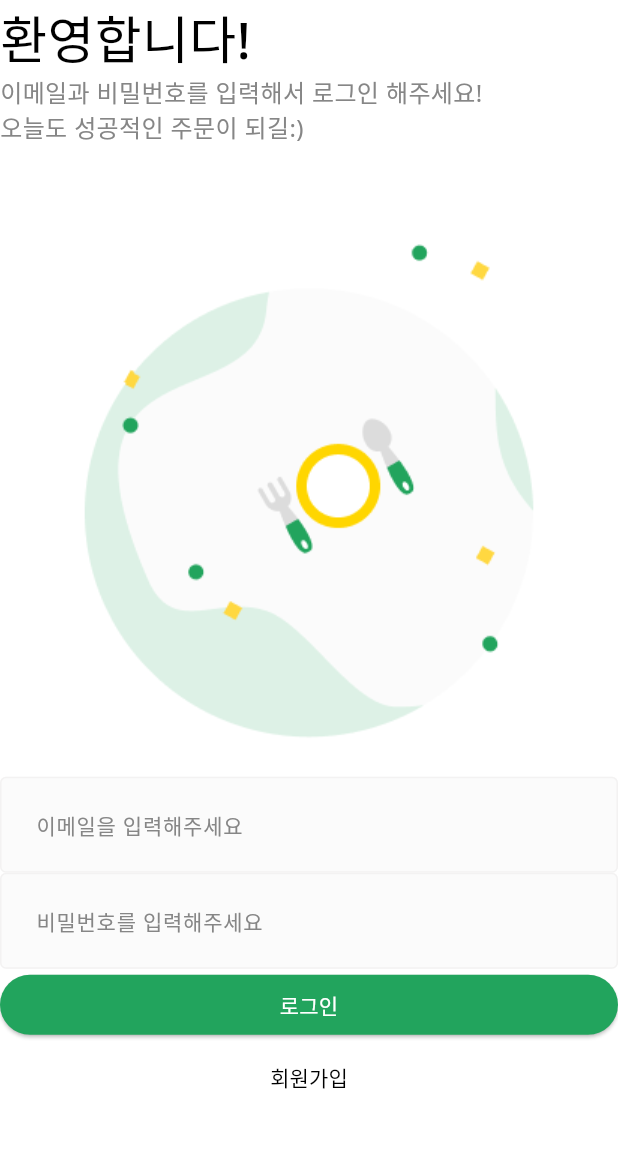
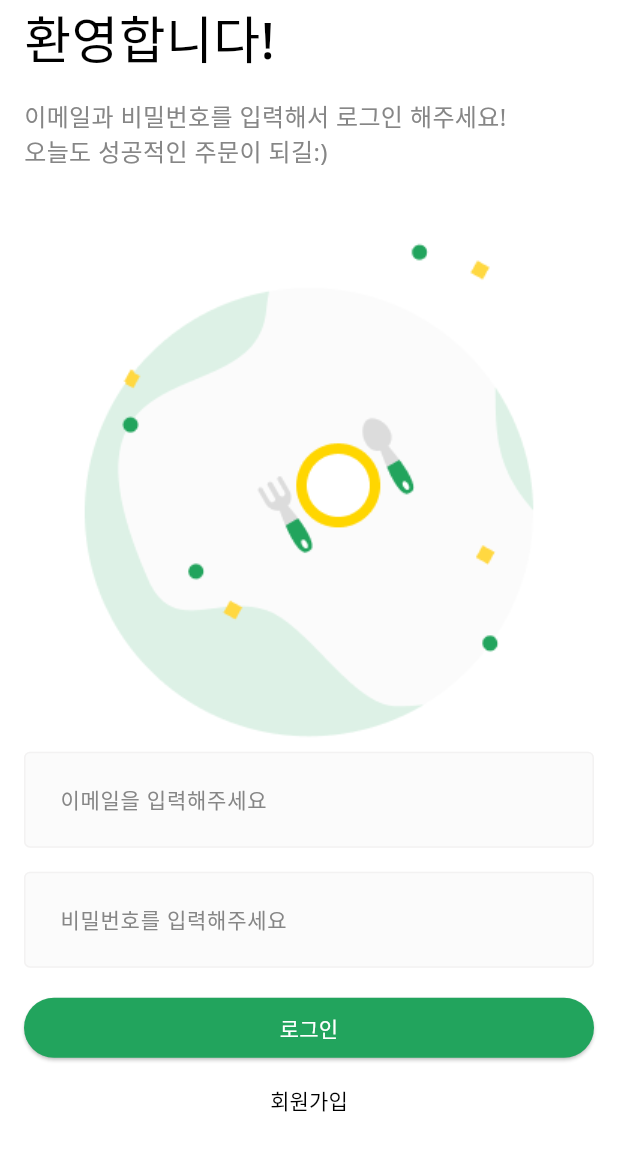
Before and after one commit to Just-gomin/pieceOfCode, a Flutter app: the screen it shows after launch, on a phone screen of 412 x 824 dp. Shown: the top 1151 px of the screen. Run offline on Flutter 3.47's test engine with Material 3 defaults, Android fonts, the phone set to English and light mode, and no system bars.

Commit message:
update. [actual_flutter/User/View] Login 화면 패딩 및 간격 조정

```diff
--- a/pieceOfFlutter/actual_flutter/lib/user/view/login_screen.dart
+++ b/pieceOfFlutter/actual_flutter/lib/user/view/login_screen.dart
@@ -9,14 +9,19 @@ class LoginScreen extends StatelessWidget {
   @override
   Widget build(BuildContext context) {
     return DefaultLayout(
+      child: SingleChildScrollView(
+        keyboardDismissBehavior: ScrollViewKeyboardDismissBehavior.onDrag,
         child: SafeArea(
           top: true,
           bottom: false,
+          child: Padding(
+            padding: const EdgeInsets.symmetric(horizontal: 16.0),
             child: Column(
               crossAxisAlignment: CrossAxisAlignment.stretch,
               children: [
-            _Title(),
-            _SubTitle(),
+                const _Title(),
+                const SizedBox(height: 16.0),
+                const _SubTitle(),
                 Image.asset(
                   'asset/img/misc/logo.png',
                   width: MediaQuery.of(context).size.width / 3 * 2,
@@ -25,10 +30,12 @@ class LoginScreen extends StatelessWidget {
                   hintText: "이메일을 입력해주세요",
                   onChanged: (String value) {},
                 ),
+                const SizedBox(height: 16.0),
                 CustomTextFormField(
                   hintText: "비밀번호를 입력해주세요",
                   onChanged: (String value) {},
                 ),
+                const SizedBox(height: 16.0),
                 ElevatedButton(
                   onPressed: () {},
                   style: ElevatedButton.styleFrom(
@@ -51,6 +58,8 @@ class LoginScreen extends StatelessWidget {
                   ),
                 )
               ],
+            ),
+          ),
         ),
       ),
     );
```
Lines whose indentation alone changed are shown as unchanged.
